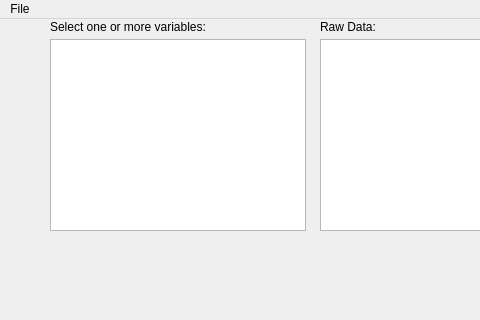
First picture: the form in MichaelN/testingstuff/LogDataScreenDesign.ui, repository Team100/2016-roboRIO-repo, before the edit; both pictures show x 0 to 480 and y 0 to 320 of the 1238 by 826 pixel window.
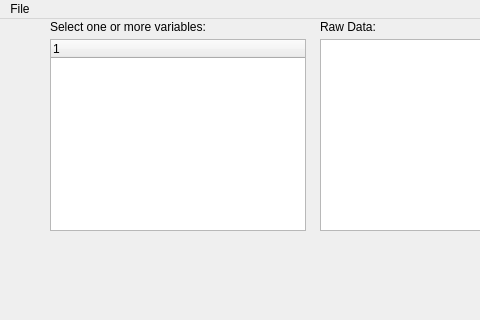
Second picture: the form after the edit. Custom widgets are drawn as their Qt base class.

Commit message: more stuff but still non-functional because it broke

The edit to the form file:
```diff
--- a/MichaelN/testingstuff/LogDataScreenDesign.ui
+++ b/MichaelN/testingstuff/LogDataScreenDesign.ui
@@ -14,7 +14,7 @@
    <string>MainWindow</string>
   </property>
   <widget class="QWidget" name="centralwidget">
-   <widget class="QListWidget" name="listWidget">
+   <widget class="QTreeWidget" name="treeWidget">
     <property name="geometry">
      <rect>
       <x>50</x>
@@ -35,12 +35,11 @@
     <property name="selectionMode">
      <enum>QAbstractItemView::NoSelection</enum>
     </property>
-    <property name="modelColumn">
-     <number>0</number>
-    </property>
-    <property name="sortingEnabled">
-     <bool>true</bool>
-    </property>
+    <column>
+     <property name="text">
+      <string notr="true">1</string>
+     </property>
+    </column>
    </widget>
    <widget class="QTableView" name="tableView">
     <property name="geometry">
```
The commit also changes 1 other file.
